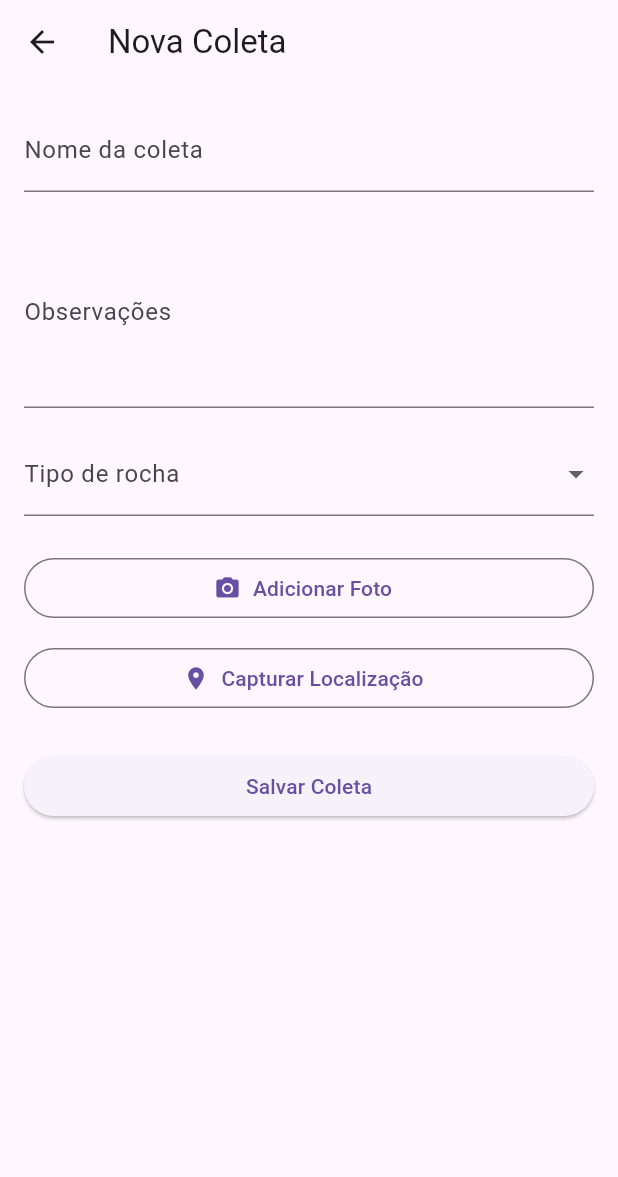
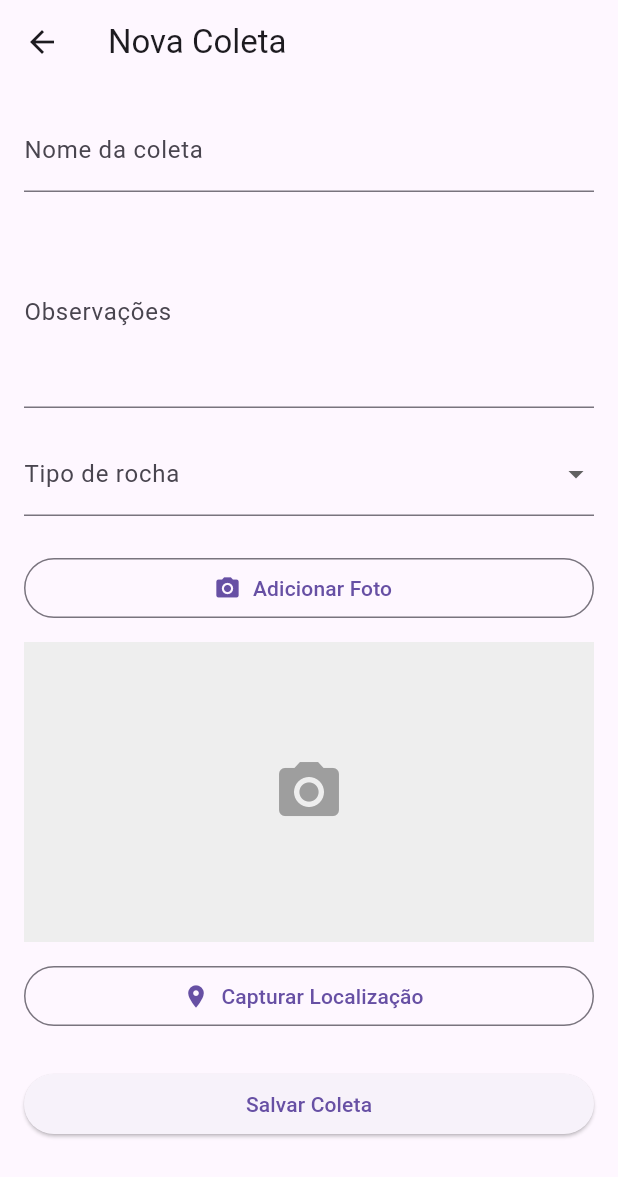
Before and after one commit to LauraRodrigues31/ponderada_4, a Flutter app: the NovaColetaScreen screen opened directly, after a tap on "Adicionar Foto", on a phone screen of 412 x 824 dp. Shown: the top 1177 px of the screen. Run offline on Flutter 3.47's test engine with Material 3 defaults, Android fonts, the phone set to English and light mode, and no system bars; our stand-ins replace image_picker.

Commit message:
feat: integra câmera com image_picker seguindo Clean Architecture
- adiciona dependência image_picker ao pubspec.yaml
- cria CameraService em services/ responsável por acessar câmera nativa
- NovaColetaScreen chama CameraService e exibe preview da foto
- adiciona permissões de câmera no AndroidManifest e Info.plist
- atualiza README com log do passo 3

```diff
--- a/lib/screens/nova_coleta_screen.dart
+++ b/lib/screens/nova_coleta_screen.dart
@@ -1,4 +1,6 @@
+import 'dart:io';
 import 'package:flutter/material.dart';
+import '../services/camera_service.dart';
 
 class NovaColetaScreen extends StatefulWidget {
   const NovaColetaScreen({super.key});
@@ -11,13 +13,22 @@ class _NovaColetaScreenState extends State<NovaColetaScreen> {
   final _formKey = GlobalKey<FormState>();
   final _nomeController = TextEditingController();
   final _observacoesController = TextEditingController();
+  final _cameraService = CameraService();
   String? _tipoRocha;
+  String? _fotoPath;
 
   @override
   void dispose() {
     _nomeController.dispose();
     _observacoesController.dispose();
     super.dispose();
+  }
+
+  Future<void> _adicionarFoto() async {
+    final path = await _cameraService.tirarFoto();
+    if (path != null) {
+      setState(() => _fotoPath = path);
+    }
   }
 
   void _salvar() {
@@ -65,10 +76,24 @@ class _NovaColetaScreenState extends State<NovaColetaScreen> {
               ),
               const SizedBox(height: 24),
               OutlinedButton.icon(
-                onPressed: () {},
+                onPressed: _adicionarFoto,
                 icon: const Icon(Icons.camera_alt),
                 label: const Text('Adicionar Foto'),
               ),
+              const SizedBox(height: 12),
+              _fotoPath != null
+                  ? Image.file(
+                      File(_fotoPath!),
+                      height: 200,
+                      fit: BoxFit.cover,
+                    )
+                  : Container(
+                      height: 200,
+                      color: Colors.grey[200],
+                      child: const Center(
+                        child: Icon(Icons.camera_alt, size: 48, color: Colors.grey),
+                      ),
+                    ),
               const SizedBox(height: 12),
               OutlinedButton.icon(
                 onPressed: () {},
--- /dev/null
+++ b/lib/services/camera_service.dart
@@ -0,0 +1,10 @@
+import 'package:image_picker/image_picker.dart';
+
+class CameraService {
+  final _picker = ImagePicker();
+
+  Future<String?> tirarFoto() async {
+    final foto = await _picker.pickImage(source: ImageSource.camera);
+    return foto?.path;
+  }
+}
--- a/pubspec.yaml
+++ b/pubspec.yaml
@@ -34,6 +34,7 @@ dependencies:
   # The following adds the Cupertino Icons font to your application.
   # Use with the CupertinoIcons class for iOS style icons.
   cupertino_icons: ^1.0.8
+  image_picker: ^1.1.2
 
 dev_dependencies:
   flutter_test:
```
Also changed, not shown: pubspec.lock, 8 other files.
